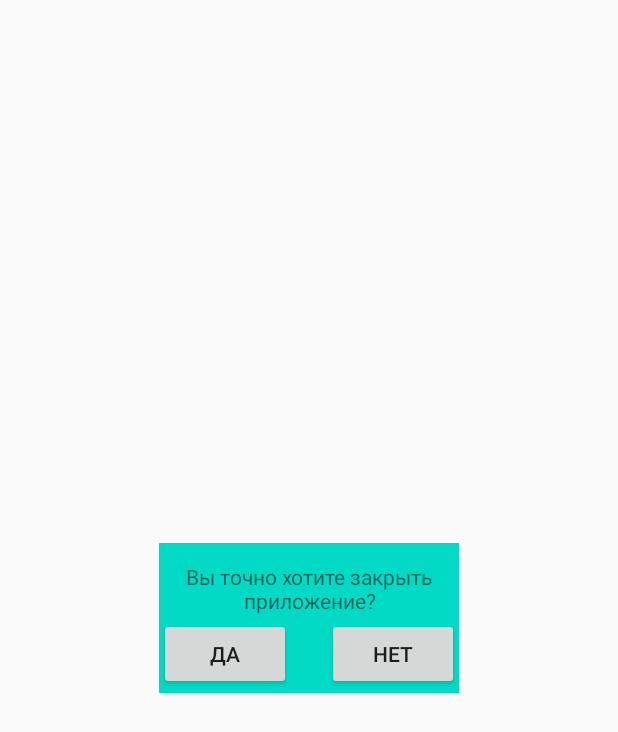
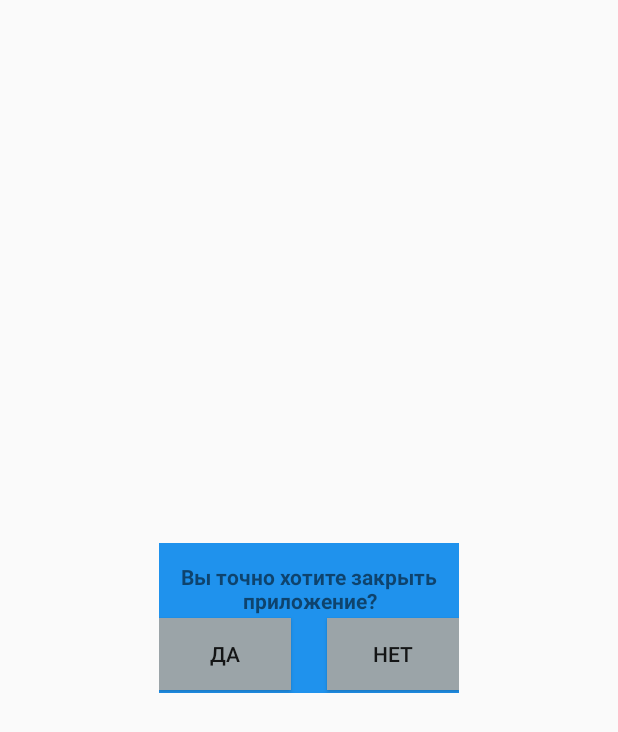
Before and after one commit to MadMakZa/LifeSource, an Android app: the layout dialog.xml on its own in the app's theme, with its tools: preview values and no code run, on a phone screen of 412 x 824 dp. Shown: the top 732 px of the screen. Run offline under Robolectric (Android 15) with nearby library versions, the phone set to English and light mode, and no system bars.

Commit message:
add dialog window stage 2

```diff
--- a/app/src/main/res/layout/dialog.xml
+++ b/app/src/main/res/layout/dialog.xml
@@ -9,7 +9,7 @@
     <androidx.constraintlayout.widget.ConstraintLayout
         android:layout_width="200dp"
         android:layout_height="100dp"
-        android:background="@color/colorAccent"
+        android:background="@color/title_color"
         app:layout_constraintBottom_toBottomOf="parent"
         app:layout_constraintEnd_toEndOf="parent"
         app:layout_constraintStart_toStartOf="parent"
@@ -19,9 +19,10 @@
             android:id="@+id/questionTextView"
             android:layout_width="wrap_content"
             android:layout_height="wrap_content"
+            android:fontFamily="sans-serif"
+            android:gravity="center"
             android:text="Вы точно хотите закрыть приложение?"
-            android:textStyle="normal"
-            android:gravity="center"
+            android:textStyle="bold"
             app:layout_constraintBottom_toBottomOf="parent"
             app:layout_constraintEnd_toEndOf="parent"
             app:layout_constraintStart_toStartOf="parent"
@@ -33,6 +34,7 @@
             android:layout_width="wrap_content"
             android:layout_height="wrap_content"
             android:onClick="onClickYes"
+            android:background="@color/button_color"
             android:text="Да"
             app:layout_constraintBottom_toBottomOf="parent"
             app:layout_constraintStart_toStartOf="parent"
@@ -43,6 +45,7 @@
             android:layout_width="wrap_content"
             android:layout_height="wrap_content"
             android:onClick="onClickNo"
+            android:background="@color/button_color"
             android:text="Нет"
             app:layout_constraintBottom_toBottomOf="parent"
             app:layout_constraintEnd_toEndOf="parent"
--- a/app/src/main/res/values/colors.xml
+++ b/app/src/main/res/values/colors.xml
@@ -3,5 +3,7 @@
     <color name="colorPrimary">#6200EE</color>
     <color name="colorPrimaryDark">#3700B3</color>
     <color name="colorAccent">#03DAC5</color>
-    <color name="title_color">#ffffff</color>
+    <color name="title_color">#1F92ED</color>
+    <color name="button_color">#9BA4A8</color>
+    <color name="question_color">#12FFFFFF</color>
 </resources>
```
